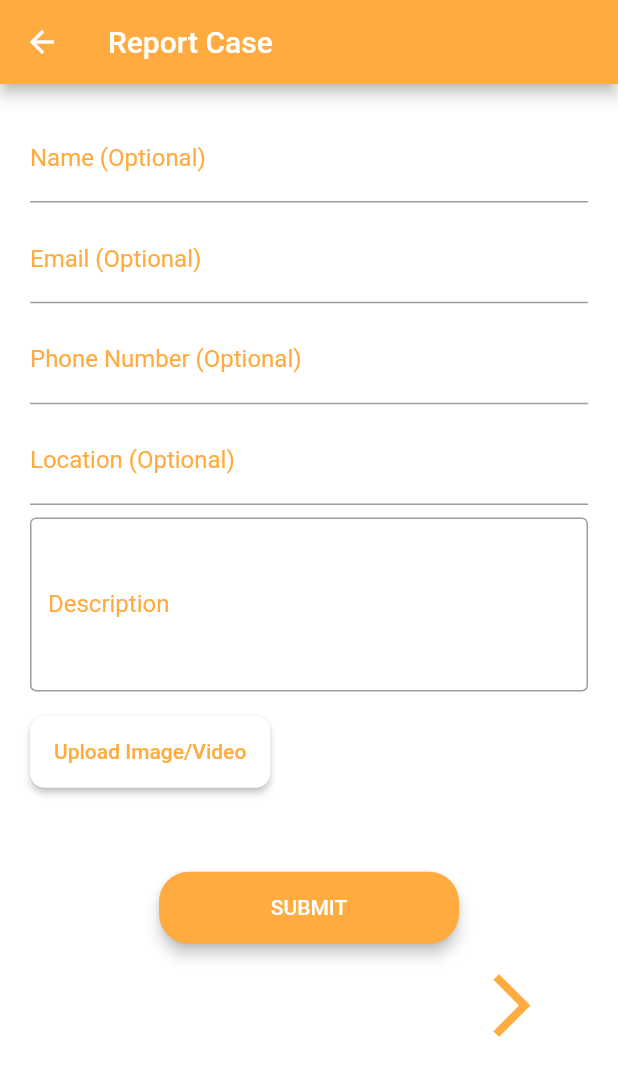
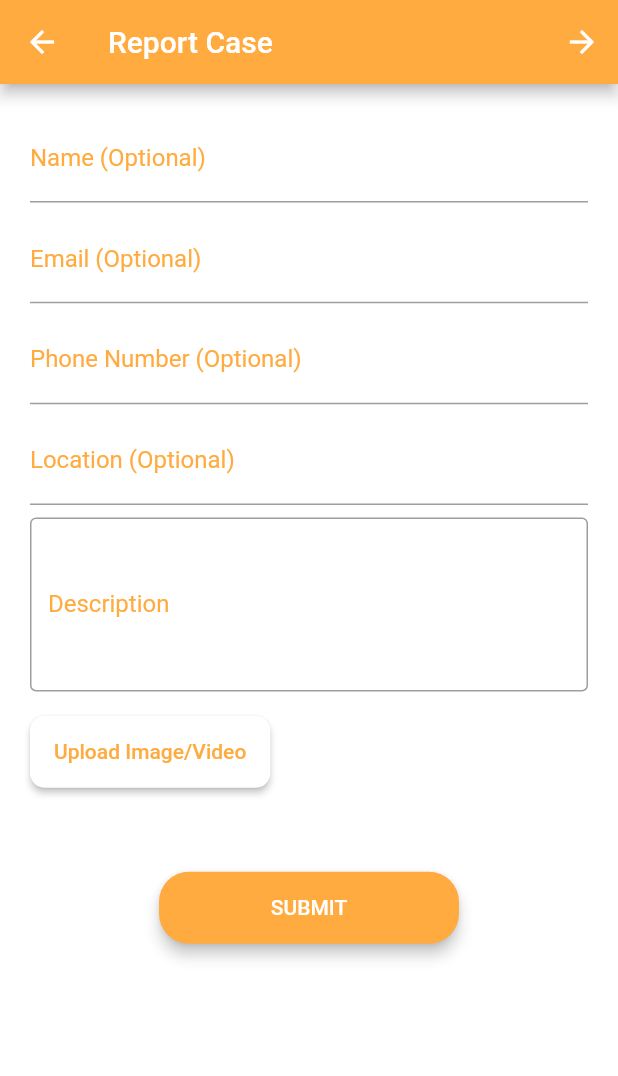
Before and after one commit to Ghaffaru15/anti-traffic-alert-mobile, a Flutter app: the Report screen opened by its route, on a phone screen of 412 x 824 dp. Shown: the top 1076 px of the screen. Run offline on Flutter 3.47's test engine with Material 2 defaults, Android fonts, the light colour scheme and no system bars; our stand-ins replace file_picker, modal_progress_hud; missing offline and left inert: flutter_email_sender, mime_type.

Commit message:
refactor report screen

```diff
--- a/lib/report.dart
+++ b/lib/report.dart
@@ -237,6 +237,13 @@ class _ReportState extends State<Report> {
       appBar: AppBar(
         backgroundColor: Colors.orangeAccent,
         title: Text('Report Case'),
+        actions: <Widget>[
+          IconButton(
+
+            icon: Icon(Icons.arrow_forward,
+              color: Colors.white,),
+          )
+        ],
       ),
       backgroundColor: Colors.white,
       body: ModalProgressHUD(inAsyncCall: showSpinner,
@@ -416,19 +423,19 @@ class _ReportState extends State<Report> {
                           ),
                         ),
 
-                        IconButton(
-                          padding: EdgeInsets.only(left: 270),
-                          onPressed: () {
-                            Navigator.pushNamed(context, '/education');
-                          },
-                          alignment: Alignment.bottomRight,
-                          icon: Icon(
-                            Icons.arrow_forward_ios,
-                            color: Colors.orangeAccent,
-                          ),
-                          iconSize: 50,
-                          color: Colors.white,
-                        ),
+//                        IconButton(
+//                          padding: EdgeInsets.only(left: 270),
+//                          onPressed: () {
+//                            Navigator.pushNamed(context, '/education');
+//                          },
+//                          alignment: Alignment.bottomRight,
+//                          icon: Icon(
+//                            Icons.arrow_forward_ios,
+//                            color: Colors.orangeAccent,
+//                          ),
+//                          iconSize: 40,
+//                          color: Colors.white,
+//                        ),
                       ],
                     ),
                   ))
--- a/pubspec.yaml
+++ b/pubspec.yaml
@@ -27,7 +27,7 @@ dependencies:
   http: ^0.12.1
   file_picker: ^1.4.3+2
   mime_type: ^0.3.0
-#  flutter_email_sender: ^2.0.2
+  flutter_email_sender: ^2.0.2
 dev_dependencies:
   flutter_test:
     sdk: flutter
```
Also changed, not shown: lib/education.dart (+26 -0 lines), pubspec.lock.
